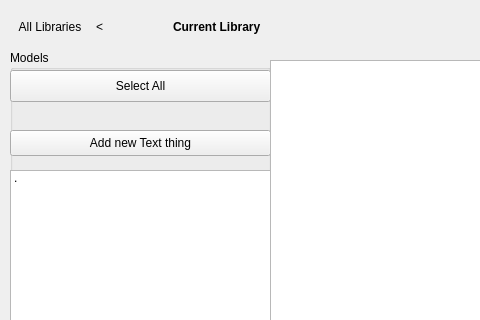
Old version of the form src/librarywindow.ui in the repository torfoes/cadventory; both pictures show x 0 to 480 and y 0 to 320 of the 1200 by 600 pixel window.
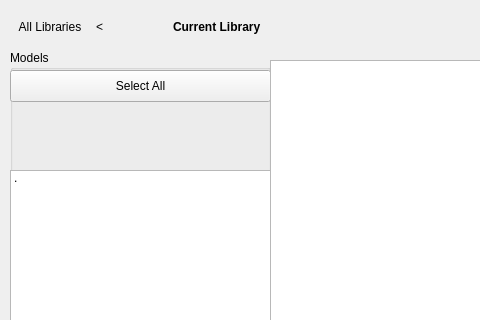
New version of the form.

The edit to the form file:
```diff
--- a/src/librarywindow.ui
+++ b/src/librarywindow.ui
@@ -84,19 +84,6 @@
      <string>Select All</string>
     </property>
    </widget>
-   <widget class="QPushButton" name="addTextInput">
-    <property name="geometry">
-     <rect>
-      <x>0</x>
-      <y>80</y>
-      <width>261</width>
-      <height>26</height>
-     </rect>
-    </property>
-    <property name="text">
-     <string>Add new Text thing</string>
-    </property>
-   </widget>
   </widget>
   <widget class="QTabWidget" name="tabWidget">
    <property name="geometry">
```
